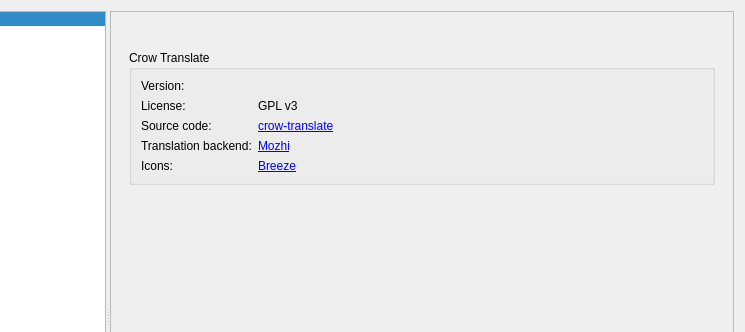
Old version of the form src/settings/settingsdialog.ui in the repository KDE/crow-translate; both pictures show x 105 to 850 and y 0 to 332 of the 850 by 660 pixel window.
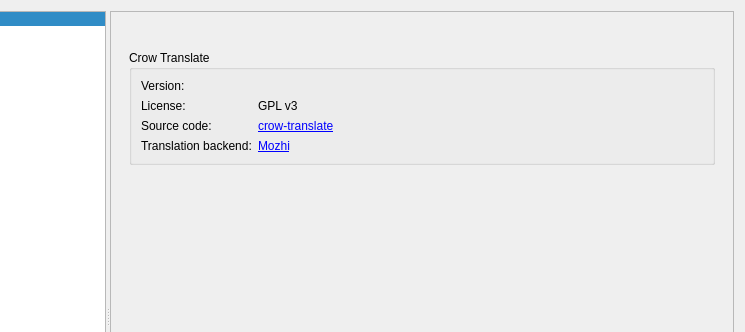
New version of the form. The open tabs and pages were chosen to show the change. Icons and pictures are not drawn. Custom widgets are drawn as their Qt base class.

Commit message:
Fix abou dialog
It turns out that we don't bundle icons on Unix because icons fallback doesn't work on such systems.

```diff
--- a/src/settings/settingsdialog.ui
+++ b/src/settings/settingsdialog.ui
@@ -1471,26 +1471,6 @@
                  </property>
                 </widget>
                </item>
-               <item row="4" column="0">
-                <widget class="QLabel" name="flagIconsTitleLabel">
-                 <property name="text">
-                  <string>Icons:</string>
-                 </property>
-                </widget>
-               </item>
-               <item row="4" column="1">
-                <widget class="QLabel" name="flagIconsLabel">
-                 <property name="text">
-                  <string notr="true">&lt;html&gt;&lt;head/&gt;&lt;body&gt;&lt;p&gt;&lt;a href=&quot;https://invent.kde.org/frameworks/breeze-icons&quot;&gt;Breeze&lt;/a&gt;&lt;/p&gt;&lt;/body&gt;&lt;/html&gt;</string>
-                 </property>
-                 <property name="openExternalLinks">
-                  <bool>true</bool>
-                 </property>
-                 <property name="textInteractionFlags">
-                  <set>Qt::LinksAccessibleByMouse|Qt::TextSelectableByMouse</set>
-                 </property>
-                </widget>
-               </item>
               </layout>
              </widget>
             </item>
```
Left out of the diff: 4 changed lines with no effect on the pictures. The commit also changes 1 other file.
